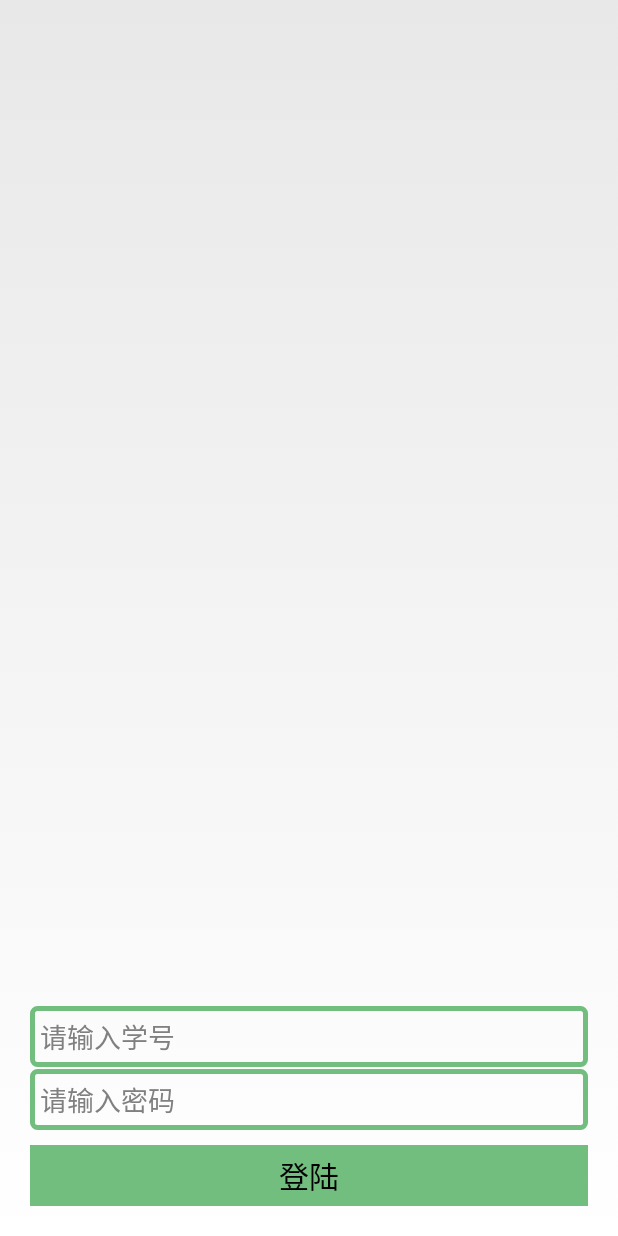
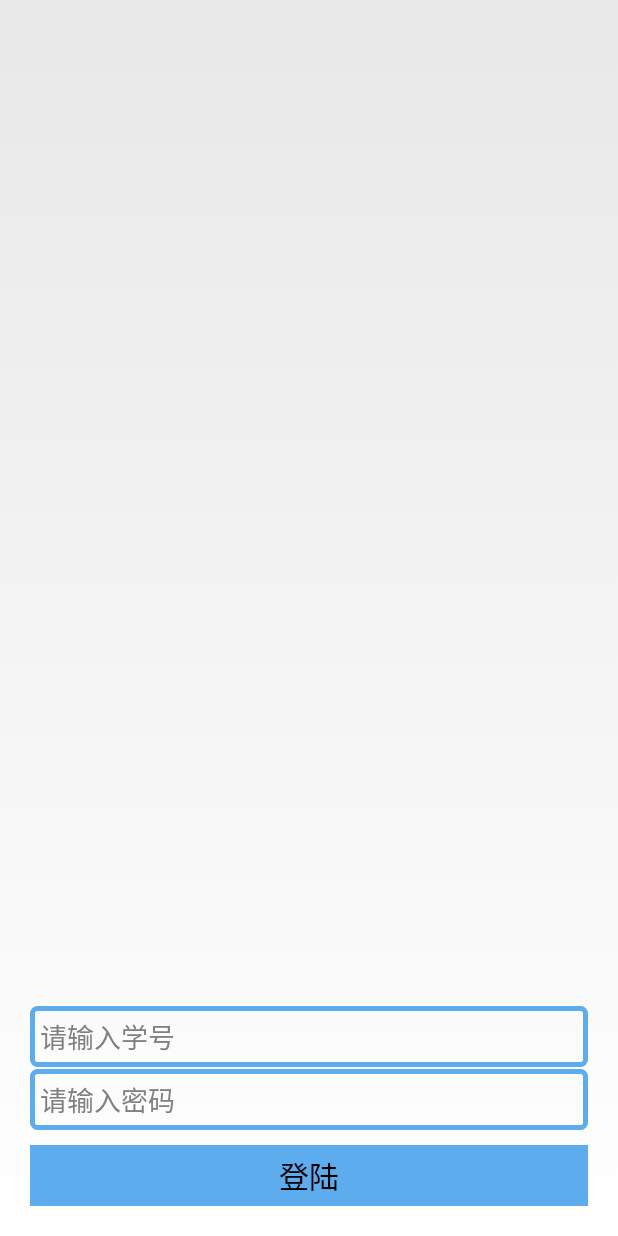
Before and after one commit to fancyfsz/FancyVoice, an Android app: the screen it shows after launch (EnterActivity), on a phone screen of 412 x 824 dp. Run offline under Robolectric (Android 15) with nearby library versions, the light colour scheme and no system bars.

Commit message:
change the color to ligtblue and integrate slidingmenu

```diff
--- a/app/src/main/res/drawable/frame.xml
+++ b/app/src/main/res/drawable/frame.xml
@@ -10,7 +10,7 @@
     <corners android:radius="3dp"/>
     <stroke
         android:width="5px"
-        android:color="@color/darkgreen"
+        android:color="@color/lightblue"
         />
     <solid android:color="@android:color/transparent"/>
 </shape>
--- a/app/src/main/res/layout/activity_main.xml
+++ b/app/src/main/res/layout/activity_main.xml
@@ -20,7 +20,9 @@
     <LinearLayout
         android:orientation="horizontal"
         android:layout_width="match_parent"
-        android:layout_height="wrap_content">
+        android:layout_height="wrap_content"
+
+        >
         <ImageButton
             android:id="@+id/help_btn"
             android:src="@drawable/help_btn"
--- a/app/src/main/res/layout/login.xml
+++ b/app/src/main/res/layout/login.xml
@@ -39,7 +39,7 @@
         android:paddingTop="5dp"
         android:paddingBottom="5dp"
         android:layout_marginTop="10dp"
-        android:background="@color/darkgreen"
+        android:background="@color/lightblue"
         android:layout_gravity="center_horizontal"
         android:layout_width="match_parent"
         android:layout_height="wrap_content" />
--- a/app/src/main/res/values/colors.xml
+++ b/app/src/main/res/values/colors.xml
@@ -8,6 +8,6 @@
     <color name="red">#ff0000</color>
     <color name="green">#00ff00</color>
     <color name="blue">#0000ff</color>
-    <color name="lightblue">#1ddde6</color>
-    <color name="darkgreen">#72be7f</color>
+    <color name="lightblue">#5CACEE</color>
+    <color name="darkgreen">#a5c54e</color>
 </resources>
--- a/app/src/main/res/values/dimens.xml
+++ b/app/src/main/res/values/dimens.xml
@@ -3,4 +3,6 @@
     <dimen name="activity_horizontal_margin">16dp</dimen>
     <dimen name="activity_vertical_margin">16dp</dimen>
     <dimen name="fab_margin">16dp</dimen>
+    <dimen name="shadow_width">15dp</dimen>
+    <dimen name="slidingmenu_offset">110dp</dimen>
 </resources>
```
Also changed, not shown: app/src/main/java/com/ccnu/voicehelper/MainActivity.java (+25 -12 lines), app/src/main/res/layout/help_fragment.xml (added, +8 -0 lines), app/src/main/res/layout/setting_fragment.xml (added, +8 -0 lines).
